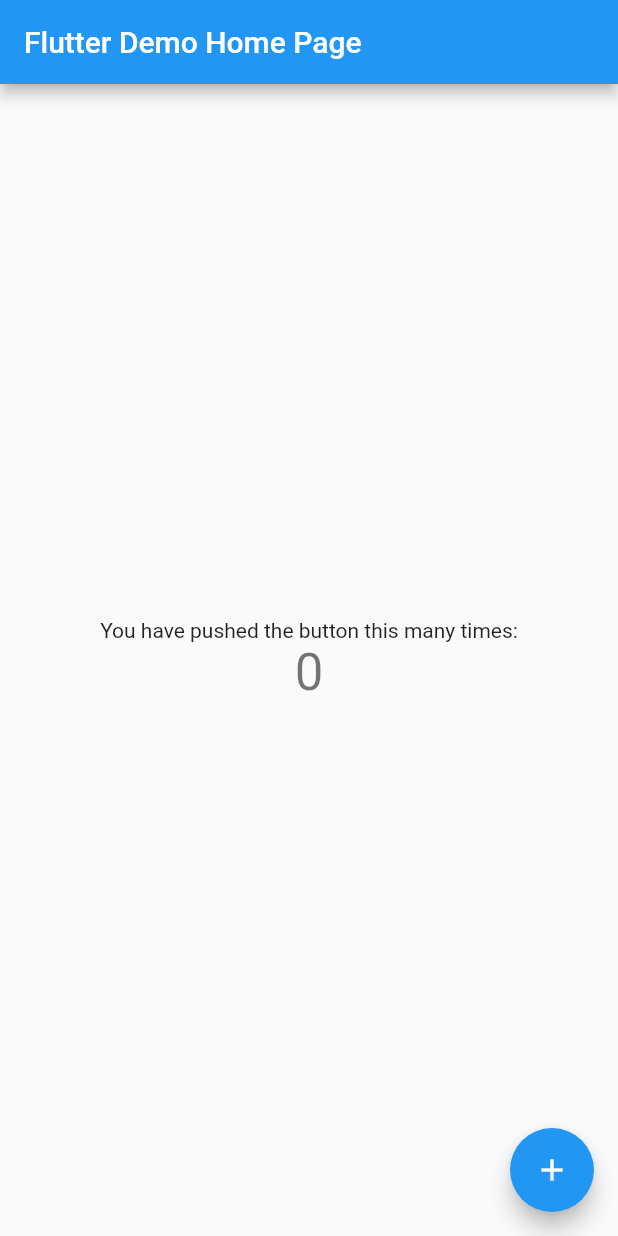
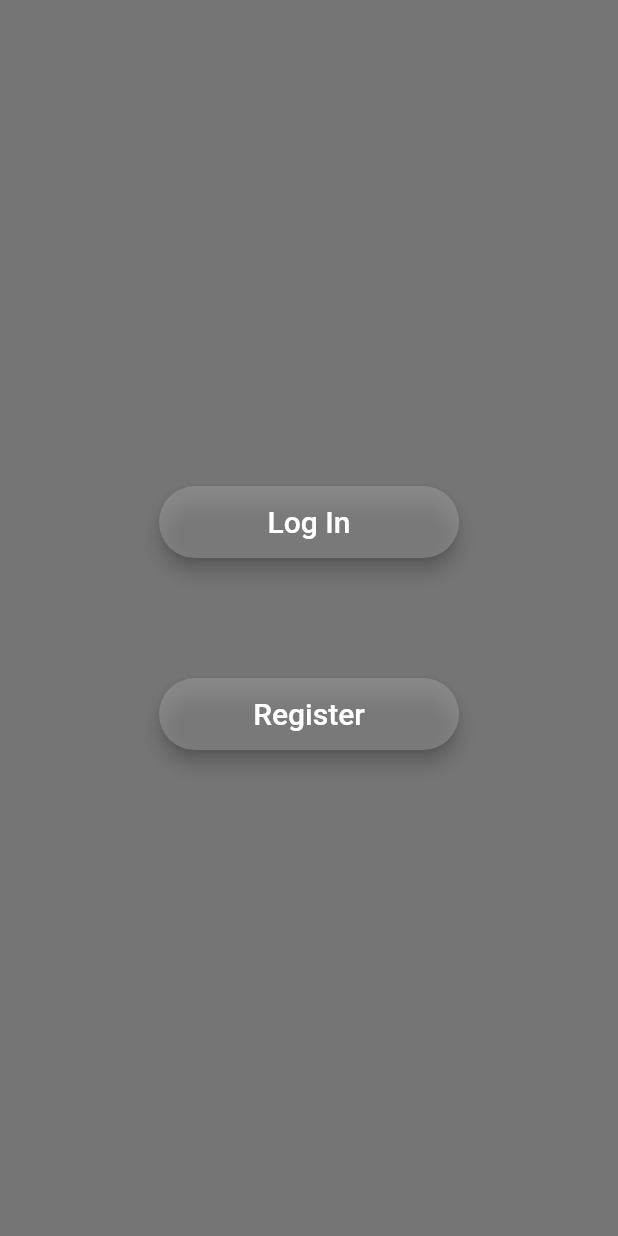
Before and after one commit to onio-rgb/TRINIT_Smart-bois_DEV02, a Flutter app: the screen it shows after launch, on a phone screen of 412 x 824 dp. Run offline on Flutter 3.47's test engine with Material 2 defaults, Android fonts, the phone set to English and light mode, and no system bars.

Commit message:
welcome screen

```diff
--- /dev/null
+++ b/lib/components/Button.dart
@@ -0,0 +1,29 @@
+import 'package:flutter/material.dart';
+
+class Button extends StatelessWidget {
+  Button({required this.title, required this.color, required this.onPressed});
+  final String title;
+  final Color color;
+  final Function() onPressed;
+
+  @override
+  Widget build(BuildContext context) {
+    return Padding(
+      padding: EdgeInsets.symmetric(vertical: 16.0),
+      child: Material(
+        elevation: 5.0,
+        color: color,
+        borderRadius: BorderRadius.circular(30.0),
+        child: MaterialButton(
+          onPressed: onPressed,
+          minWidth: 200.0,
+          height: 42.0,
+          child: Text(
+            title,
+            style: TextStyle(fontSize: 20),
+          ),
+        ),
+      ),
+    );
+  }
+}
--- a/lib/main.dart
+++ b/lib/main.dart
@@ -1,115 +1,24 @@
+import 'package:bugtracker/screens/welcome_screen.dart';
 import 'package:flutter/material.dart';
+import 'screens/welcome_screen.dart';
 
 void main() {
-  runApp(const MyApp());
+  runApp(const BugTracker());
 }
 
-class MyApp extends StatelessWidget {
-  const MyApp({Key? key}) : super(key: key);
+class BugTracker extends StatelessWidget {
+  const BugTracker({Key? key}) : super(key: key);
 
-  // This widget is the root of your application.
   @override
   Widget build(BuildContext context) {
     return MaterialApp(
-      title: 'Flutter Demo',
-      theme: ThemeData(
-        // This is the theme of your application.
-        //
-        // Try running your application with "flutter run". You'll see the
-        // application has a blue toolbar. Then, without quitting the app, try
-        // changing the primarySwatch below to Colors.green and then invoke
-        // "hot reload" (press "r" in the console where you ran "flutter run",
-        // or simply save your changes to "hot reload" in a Flutter IDE).
-        // Notice that the counter didn't reset back to zero; the application
-        // is not restarted.
-        primarySwatch: Colors.blue,
+      theme: ThemeData.dark().copyWith(
+        textTheme: TextTheme(bodyText1: TextStyle(color: Colors.white)),
       ),
-      home: const MyHomePage(title: 'Flutter Demo Home Page'),
+      initialRoute: 'welcome_screen',
+      routes: {
+        'welcome_screen': (context) => WelcomeScreen(),
+      },
     );
   }
 }
-
-class MyHomePage extends StatefulWidget {
-  const MyHomePage({Key? key, required this.title}) : super(key: key);
-
-  // This widget is the home page of your application. It is stateful, meaning
-  // that it has a State object (defined below) that contains fields that affect
-  // how it looks.
-
-  // This class is the configuration for the state. It holds the values (in this
-  // case the title) provided by the parent (in this case the App widget) and
-  // used by the build method of the State. Fields in a Widget subclass are
-  // always marked "final".
-
-  final String title;
-
-  @override
-  State<MyHomePage> createState() => _MyHomePageState();
-}
-
-class _MyHomePageState extends State<MyHomePage> {
-  int _counter = 0;
-
-  void _incrementCounter() {
-    setState(() {
-      // This call to setState tells the Flutter framework that something has
-      // changed in this State, which causes it to rerun the build method below
-      // so that the display can reflect the updated values. If we changed
-      // _counter without calling setState(), then the build method would not be
-      // called again, and so nothing would appear to happen.
-      _counter++;
-    });
-  }
-
-  @override
-  Widget build(BuildContext context) {
-    // This method is rerun every time setState is called, for instance as done
-    // by the _incrementCounter method above.
-    //
-    // The Flutter framework has been optimized to make rerunning build methods
-    // fast, so that you can just rebuild anything that needs updating rather
-    // than having to individually change instances of widgets.
-    return Scaffold(
-      appBar: AppBar(
-        // Here we take the value from the MyHomePage object that was created by
-        // the App.build method, and use it to set our appbar title.
-        title: Text(widget.title),
-      ),
-      body: Center(
-        // Center is a layout widget. It takes a single child and positions it
-        // in the middle of the parent.
-        child: Column(
-          // Column is also a layout widget. It takes a list of children and
-          // arranges them vertically. By default, it sizes itself to fit its
-          // children horizontally, and tries to be as tall as its parent.
-          //
-          // Invoke "debug painting" (press "p" in the console, choose the
-          // "Toggle Debug Paint" action from the Flutter Inspector in Android
-          // Studio, or the "Toggle Debug Paint" command in Visual Studio Code)
-          // to see the wireframe for each widget.
-          //
-          // Column has various properties to control how it sizes itself and
-          // how it positions its children. Here we use mainAxisAlignment to
-          // center the children vertically; the main axis here is the vertical
-          // axis because Columns are vertical (the cross axis would be
-          // horizontal).
-          mainAxisAlignment: MainAxisAlignment.center,
-          children: <Widget>[
-            const Text(
-              'You have pushed the button this many times:',
-            ),
-            Text(
-              '$_counter',
-              style: Theme.of(context).textTheme.headline4,
-            ),
-          ],
-        ),
-      ),
-      floatingActionButton: FloatingActionButton(
-        onPressed: _incrementCounter,
-        tooltip: 'Increment',
-        child: const Icon(Icons.add),
-      ), // This trailing comma makes auto-formatting nicer for build methods.
-    );
-  }
-}
--- /dev/null
+++ b/lib/screens/welcome_screen.dart
@@ -0,0 +1,38 @@
+import 'package:flutter/material.dart';
+import '../components/Button.dart';
+
+class WelcomeScreen extends StatefulWidget {
+  const WelcomeScreen({Key? key}) : super(key: key);
+
+  @override
+  _WelcomeScreenState createState() => _WelcomeScreenState();
+}
+
+class _WelcomeScreenState extends State<WelcomeScreen> {
+  @override
+  Widget build(BuildContext context) {
+    return Scaffold(
+      backgroundColor: Colors.black54,
+      body: Center(
+        child: Column(
+          mainAxisAlignment: MainAxisAlignment.center,
+          children: [
+            Button(
+              title: 'Log In',
+              color: Colors.grey.withOpacity(0.5),
+              onPressed: () {},
+            ),
+            SizedBox(
+              height: 48.0,
+            ),
+            Button(
+              title: 'Register',
+              color: Colors.grey.withOpacity(0.5),
+              onPressed: () {},
+            ),
+          ],
+        ),
+      ),
+    );
+  }
+}
```
Also changed, not shown: lib/constants.dart (added, +36 -0 lines), lib/screens/login_screen.dart (added, +19 -0 lines).
